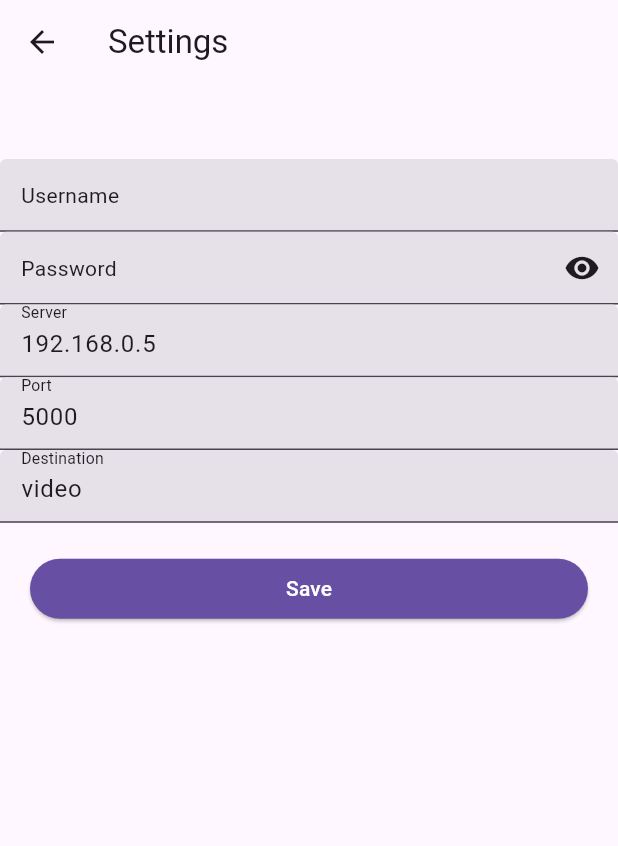
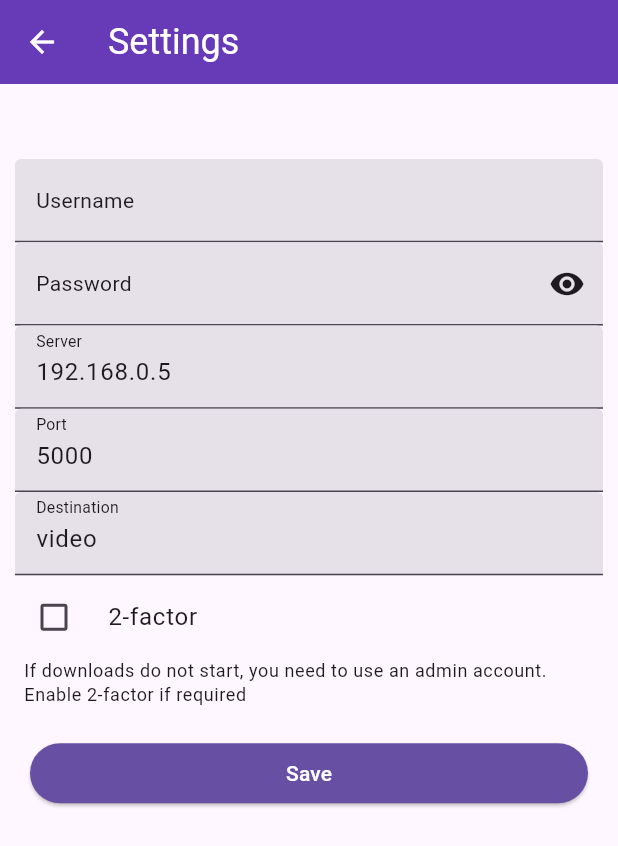
Before and after one commit to swinje/flutter_synology, a Flutter app: the screen it shows after launch, after a tap on the "settings" icon, on a phone screen of 412 x 824 dp. Shown: the top 846 px of the screen. Run offline on Flutter 3.47's test engine with Material 3 defaults, Android fonts, the phone set to English and light mode, and no system bars; our stand-ins replace shared_preferences; missing offline and left inert: shared_preferences_web; Roboto replaces fonts that are missing (Hind).

Commit message:
added OTP code

```diff
--- a/lib/main.dart
+++ b/lib/main.dart
@@ -6,9 +6,25 @@ import 'bt_item.dart';
 import 'task_screen.dart';
 import 'settings_screen.dart';
 
-void main() => runApp(
-      MyApp(),
-    );
+void main() => runApp(MaterialApp(
+      debugShowCheckedModeBanner: false,
+      title: 'Download',
+      theme: ThemeData(
+        primarySwatch: Colors.deepPurple,
+        hintColor: Colors.amber,
+        fontFamily: 'Roboto',
+        appBarTheme: AppBarTheme(
+          backgroundColor: Colors.deepPurple,
+          foregroundColor: Colors.white,
+        ),
+        textTheme: TextTheme(
+          headlineLarge: TextStyle(fontSize: 36.0, fontWeight: FontWeight.bold),
+          titleLarge: TextStyle(fontSize: 24.0, fontStyle: FontStyle.normal),
+          bodyMedium: TextStyle(fontSize: 14.0, fontFamily: 'Hind'),
+        ),
+      ),
+      home: MyApp(),
+    ));
 
 class MyApp extends StatefulWidget {
   MyApp({Key? key}) : super(key: key);
@@ -46,9 +62,45 @@ class _MyAppState extends State<MyApp> with AutomaticKeepAliveClientMixin {
     bool infoSet = await loadPreferences();
     startingUp = false;
     if (infoSet) {
-      sid = await fetchAuth();
+      String? otpCode;
+      if (twoFactorEnabled) {
+        otpCode = await requestOtpIfTwoFactorEnabled();
+      }
+      sid = await fetchAuth(otpCode: otpCode);
       setState(() {});
     }
+  }
+
+  Future<String?> requestOtpIfTwoFactorEnabled() async {
+    if (twoFactorEnabled) {
+      return await showDialog<String>(
+        context: context,
+        builder: (context) {
+          final controller = TextEditingController();
+          return AlertDialog(
+            title: Text('Enter OTP Code'),
+            content: TextField(
+              controller: controller,
+              keyboardType: TextInputType.number,
+              decoration: InputDecoration(
+                labelText: 'OTP Code',
+              ),
+            ),
+            actions: [
+              TextButton(
+                onPressed: () => Navigator.pop(context),
+                child: Text('Cancel'),
+              ),
+              TextButton(
+                onPressed: () => Navigator.pop(context, controller.text),
+                child: Text('OK'),
+              ),
+            ],
+          );
+        },
+      );
+    }
+    return null;
   }
 
   void getData(String taskid) async {
@@ -160,42 +212,27 @@ class _MyAppState extends State<MyApp> with AutomaticKeepAliveClientMixin {
     setState(() {});
     Navigator.push(
       context,
-      MaterialPageRoute(builder: (context) => TaskScreen(notifyParent: deleted)),
+      MaterialPageRoute(
+          builder: (context) => TaskScreen(notifyParent: deleted)),
     );
   }
 
   deleted(String id) {}
 
   void showSettings(BuildContext context) async {
-    await Navigator.push(
+    final bool? didPop = await Navigator.push(
       context,
       MaterialPageRoute(builder: (context) => SettingsScreen()),
     );
+    if (didPop == false) {
       await loadSID();
+    }
   }
 
   @override
   Widget build(BuildContext context) {
     super.build(context);
-    return MaterialApp(
-        debugShowCheckedModeBanner: false,
-        title: 'Download',
-        theme: ThemeData(
-          primarySwatch: Colors.deepPurple,
-          hintColor: Colors.amber,
-          fontFamily: 'Roboto',
-          appBarTheme: AppBarTheme(
-            backgroundColor: Colors.deepPurple,
-            foregroundColor: Colors.white,
-          ),
-          textTheme: TextTheme(
-            headlineLarge:
-                TextStyle(fontSize: 36.0, fontWeight: FontWeight.bold),
-            titleLarge: TextStyle(fontSize: 28.0, fontStyle: FontStyle.italic),
-            bodyMedium: TextStyle(fontSize: 14.0, fontFamily: 'Hind'),
-          ),
-        ),
-        home: Builder(
+    return Builder(
         builder: (context) => Scaffold(
             appBar: AppBar(
               title: Text('Download Search'),
@@ -265,11 +302,11 @@ class _MyAppState extends State<MyApp> with AutomaticKeepAliveClientMixin {
               SliverToBoxAdapter(
                   child: sid.isNotEmpty ? searchField() : Container()),
               (searchResults.data.items.isNotEmpty)
-                      ? SliverList(delegate: SliverChildBuilderDelegate(
+                  ? SliverList(
+                      delegate: SliverChildBuilderDelegate(
                           (BuildContext context, int index) {
                       return listItemBT(index);
-                        },
-                        childCount: searchResults.data.items.length))
+                    }, childCount: searchResults.data.items.length))
                   : searchInProgress
                       ? SliverFillRemaining(child: progressIndicator())
                       : SliverFillRemaining(
@@ -333,6 +370,6 @@ class _MyAppState extends State<MyApp> with AutomaticKeepAliveClientMixin {
                     : FloatingActionButton(
                         onPressed: stopSearch,
                         tooltip: 'Cancel',
-                            child: new Icon(Icons.cancel)))));
+                        child: new Icon(Icons.cancel))));
   }
 }
--- a/lib/settings_screen.dart
+++ b/lib/settings_screen.dart
@@ -20,6 +20,8 @@ class _SettingsScreenState extends State<SettingsScreen> {
   TextEditingController destinationController =
       TextEditingController(text: 'video');
 
+  bool _twoFactor = false;
+
   @override
   void initState() {
     super.initState();
@@ -33,6 +35,8 @@ class _SettingsScreenState extends State<SettingsScreen> {
     serverController.text = prefs.getString('server') ?? "192.168.0.5";
     portController.text = prefs.getString('port') ?? "5000";
     destinationController.text = prefs.getString('destination') ?? "video";
+    _twoFactor = prefs.getBool('twoFactor') ?? false;
+    setState(() {});
   }
 
   @override
@@ -46,21 +50,19 @@ class _SettingsScreenState extends State<SettingsScreen> {
     await prefs.setString('server', serverController.text.trim());
     await prefs.setString('port', portController.text.trim());
     await prefs.setString('destination', destinationController.text.trim());
+    await prefs.setBool('twoFactor', _twoFactor);
     Navigator.pop(context, false);
   }
 
   @override
   Widget build(BuildContext context) {
     double width = MediaQuery.of(context).size.width;
-    return MaterialApp(
-        debugShowCheckedModeBanner: false,
-        title: 'Settings',
-        home: Scaffold(
+    return Scaffold(
         appBar: AppBar(
             automaticallyImplyLeading: false,
             leading: IconButton(
               icon: Icon(Icons.arrow_back),
-                  onPressed: () => Navigator.pop(context, false),
+              onPressed: () => Navigator.pop(context, true),
             ),
             title: Text('Settings')),
         body: Builder(
@@ -69,7 +71,9 @@ class _SettingsScreenState extends State<SettingsScreen> {
                   child: ListView(
                     children: <Widget>[
                       SizedBox(height: 50),
-                          TextFormField(
+                      Padding(
+                        padding: const EdgeInsets.symmetric(horizontal: 10.0),
+                        child: TextFormField(
                             controller: usernameController,
                             keyboardType: TextInputType.text,
                             decoration: InputDecoration(
@@ -77,7 +81,10 @@ class _SettingsScreenState extends State<SettingsScreen> {
                                 labelText: 'Username',
                                 filled: true,
                                 contentPadding: EdgeInsets.only(
-                                      bottom: 10.0, left: 10.0, right: 10.0),
+                                    top: 5.0,
+                                    bottom: 12.0,
+                                    left: 10.0,
+                                    right: 10.0),
                                 labelStyle: Theme.of(context)
                                     .textTheme
                                     .bodyMedium
@@ -91,7 +98,10 @@ class _SettingsScreenState extends State<SettingsScreen> {
                               }
                               return null;
                             }),
-                          TextFormField(
+                      ),
+                      Padding(
+                        padding: const EdgeInsets.symmetric(horizontal: 10.0),
+                        child: TextFormField(
                             controller: passwordController,
                             obscureText: _obscureText,
                             decoration: InputDecoration(
@@ -100,8 +110,11 @@ class _SettingsScreenState extends State<SettingsScreen> {
                                 filled: true,
                                 suffixIcon: IconButton(
                                   icon: Icon(
-                                      _obscureText ? Icons.visibility : Icons.visibility_off,
-                                      color: Theme.of(context).colorScheme.onSurface,
+                                    _obscureText
+                                        ? Icons.visibility
+                                        : Icons.visibility_off,
+                                    color:
+                                        Theme.of(context).colorScheme.onSurface,
                                   ),
                                   onPressed: () {
                                     setState(() {
@@ -110,7 +123,10 @@ class _SettingsScreenState extends State<SettingsScreen> {
                                   },
                                 ),
                                 contentPadding: EdgeInsets.only(
-                                      bottom: 10.0, left: 10.0, right: 10.0),
+                                    top: 5.0,
+                                    bottom: 12.0,
+                                    left: 10.0,
+                                    right: 10.0),
                                 labelStyle: Theme.of(context)
                                     .textTheme
                                     .bodyMedium
@@ -124,7 +140,10 @@ class _SettingsScreenState extends State<SettingsScreen> {
                               }
                               return null;
                             }),
-                          TextFormField(
+                      ),
+                      Padding(
+                        padding: const EdgeInsets.symmetric(horizontal: 10.0),
+                        child: TextFormField(
                             controller: serverController,
                             keyboardType: TextInputType.text,
                             decoration: InputDecoration(
@@ -132,7 +151,10 @@ class _SettingsScreenState extends State<SettingsScreen> {
                                 labelText: 'Server',
                                 filled: true,
                                 contentPadding: EdgeInsets.only(
-                                      bottom: 10.0, left: 10.0, right: 10.0),
+                                    top: 5.0,
+                                    bottom: 12.0,
+                                    left: 10.0,
+                                    right: 10.0),
                                 labelStyle: Theme.of(context)
                                     .textTheme
                                     .bodyMedium
@@ -146,7 +168,10 @@ class _SettingsScreenState extends State<SettingsScreen> {
                               }
                               return null;
                             }),
-                          TextFormField(
+                      ),
+                      Padding(
+                        padding: const EdgeInsets.symmetric(horizontal: 10.0),
+                        child: TextFormField(
                             controller: portController,
                             keyboardType: TextInputType.text,
                             decoration: InputDecoration(
@@ -154,7 +179,10 @@ class _SettingsScreenState extends State<SettingsScreen> {
                                 labelText: 'Port',
                                 filled: true,
                                 contentPadding: EdgeInsets.only(
-                                      bottom: 10.0, left: 10.0, right: 10.0),
+                                    top: 5.0,
+                                    bottom: 12.0,
+                                    left: 10.0,
+                                    right: 10.0),
                                 labelStyle: Theme.of(context)
                                     .textTheme
                                     .bodyMedium
@@ -168,7 +196,10 @@ class _SettingsScreenState extends State<SettingsScreen> {
                               }
                               return null;
                             }),
-                          TextFormField(
+                      ),
+                      Padding(
+                        padding: const EdgeInsets.symmetric(horizontal: 10.0),
+                        child: TextFormField(
                             controller: destinationController,
                             keyboardType: TextInputType.text,
                             decoration: InputDecoration(
@@ -176,7 +207,10 @@ class _SettingsScreenState extends State<SettingsScreen> {
                                 labelText: 'Destination',
                                 filled: true,
                                 contentPadding: EdgeInsets.only(
-                                      bottom: 10.0, left: 10.0, right: 10.0),
+                                    top: 5.0,
+                                    bottom: 12.0,
+                                    left: 10.0,
+                                    right: 10.0),
                                 labelStyle: Theme.of(context)
                                     .textTheme
                                     .bodyMedium
@@ -190,6 +224,24 @@ class _SettingsScreenState extends State<SettingsScreen> {
                               }
                               return null;
                             }),
+                      ),
+                      CheckboxListTile(
+                        title: Text("2-factor"),
+                        value: _twoFactor,
+                        onChanged: (newValue) {
+                          setState(() {
+                            _twoFactor = newValue ?? false;
+                          });
+                        },
+                        controlAffinity: ListTileControlAffinity.leading,
+                      ),
+                      Padding(
+                        padding: const EdgeInsets.symmetric(horizontal: 16.0),
+                        child: Text(
+                          "If downloads do not start, you need to use an admin account. Enable 2-factor if required",
+                          style: Theme.of(context).textTheme.bodySmall,
+                        ),
+                      ),
                       Container(
                         width: width,
                         child: ElevatedButton(
@@ -208,6 +260,6 @@ class _SettingsScreenState extends State<SettingsScreen> {
                       )
                     ],
                   ),
-                    ))));
+                )));
   }
 }
```
Also changed, not shown: lib/services.dart (+20 -7 lines). Lines whose indentation alone changed are shown as unchanged.
